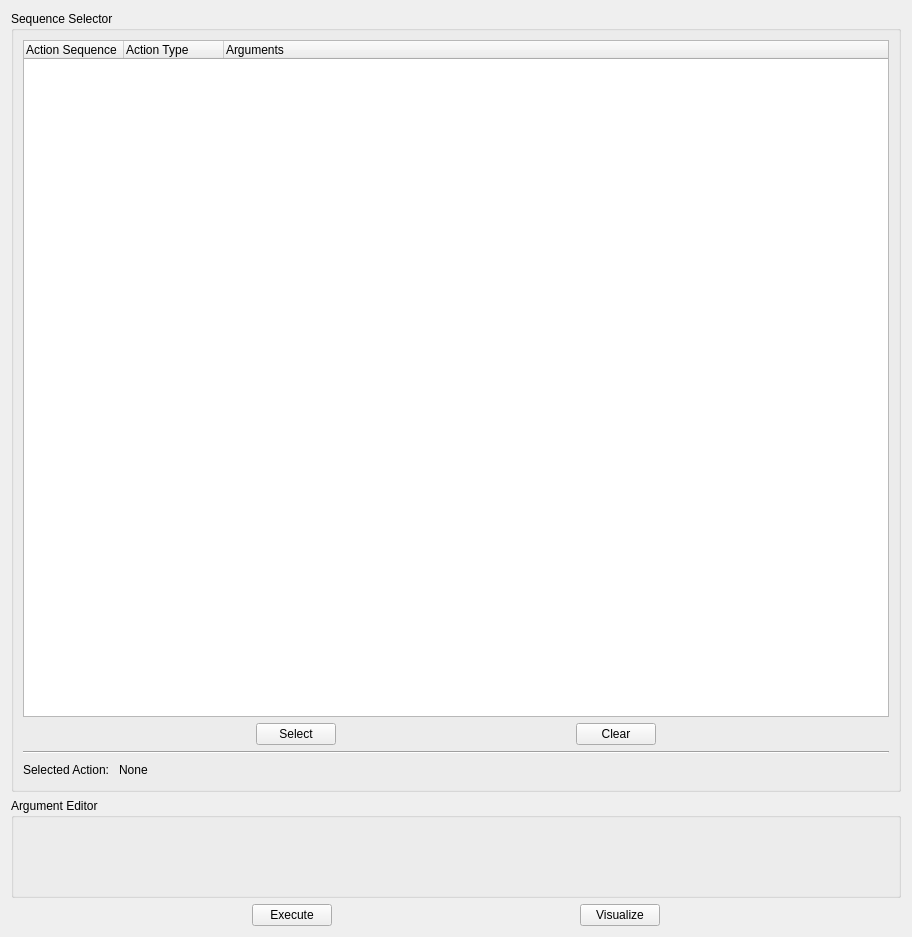
The window that software/ddapp/src/app/ddActionManager.ui (openhumanoids/oh-distro) describes before a commit, drawn with Qt 5.
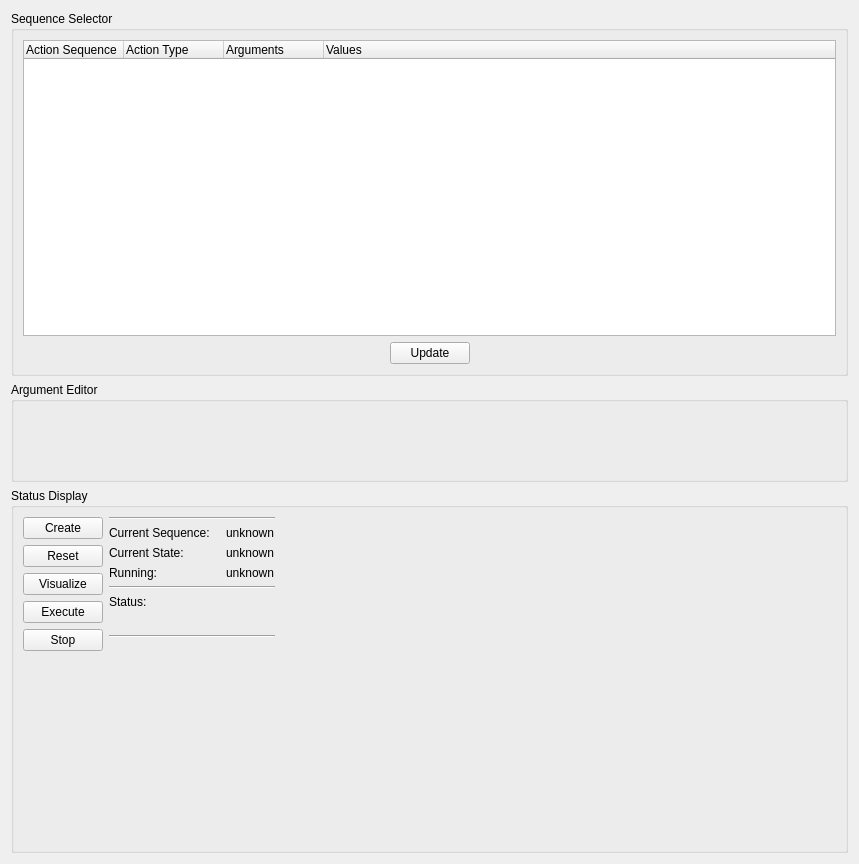
The same window after the commit.

Commit message: Updates to action manager and associated gui.  Vis mode working now for simple reach.  Committing to go do testing on robot.

Patch:
```diff
--- a/software/ddapp/src/app/ddActionManager.ui
+++ b/software/ddapp/src/app/ddActionManager.ui
@@ -6,14 +6,14 @@
    <rect>
     <x>0</x>
     <y>0</y>
-    <width>912</width>
-    <height>937</height>
+    <width>859</width>
+    <height>864</height>
    </rect>
   </property>
   <property name="windowTitle">
    <string>Action Sequence Controller</string>
   </property>
-  <layout class="QVBoxLayout" name="verticalLayout_3">
+  <layout class="QVBoxLayout" name="verticalLayout">
    <item>
     <widget class="QGroupBox" name="sequenceSelector">
      <property name="minimumSize">
@@ -25,7 +25,7 @@
      <property name="title">
       <string>Sequence Selector</string>
      </property>
-     <layout class="QVBoxLayout" name="verticalLayout_2">
+     <layout class="QVBoxLayout" name="verticalLayout_3">
       <item>
        <widget class="QTreeWidget" name="sequenceTree">
         <property name="minimumSize">
@@ -49,6 +49,11 @@
           <string>Arguments</string>
          </property>
         </column>
+        <column>
+         <property name="text">
+          <string>Values</string>
+         </property>
+        </column>
        </widget>
       </item>
       <item>
@@ -69,27 +74,7 @@
         <item>
          <widget class="QPushButton" name="selectButton">
           <property name="text">
-           <string>Select</string>
-          </property>
-         </widget>
-        </item>
-        <item>
-         <spacer name="horizontalSpacer_8">
-          <property name="orientation">
-           <enum>Qt::Horizontal</enum>
-          </property>
-          <property name="sizeHint" stdset="0">
-           <size>
-            <width>40</width>
-            <height>20</height>
-           </size>
-          </property>
-         </spacer>
-        </item>
-        <item>
-         <widget class="QPushButton" name="clearButton">
-          <property name="text">
-           <string>Clear</string>
+           <string>Update</string>
           </property>
          </widget>
         </item>
@@ -108,44 +93,6 @@
         </item>
        </layout>
       </item>
-      <item>
-       <widget class="Line" name="line_2">
-        <property name="orientation">
-         <enum>Qt::Horizontal</enum>
-        </property>
-       </widget>
-      </item>
-      <item>
-       <layout class="QHBoxLayout" name="horizontalLayout_5">
-        <item>
-         <widget class="QLabel" name="label_5">
-          <property name="text">
-           <string>Selected Action: </string>
-          </property>
-         </widget>
-        </item>
-        <item>
-         <widget class="QLabel" name="selectedAction">
-          <property name="text">
-           <string>None</string>
-          </property>
-         </widget>
-        </item>
-        <item>
-         <spacer name="horizontalSpacer_7">
-          <property name="orientation">
-           <enum>Qt::Horizontal</enum>
-          </property>
-          <property name="sizeHint" stdset="0">
-           <size>
-            <width>40</width>
-            <height>20</height>
-           </size>
-          </property>
-         </spacer>
-        </item>
-       </layout>
-      </item>
      </layout>
     </widget>
    </item>
@@ -164,39 +111,32 @@
     </widget>
    </item>
    <item>
-    <layout class="QHBoxLayout" name="horizontalLayout_2">
-     <item>
-      <spacer name="horizontalSpacer_2">
-       <property name="orientation">
-        <enum>Qt::Horizontal</enum>
-       </property>
-       <property name="sizeHint" stdset="0">
+    <widget class="QGroupBox" name="statusDisplay">
+     <property name="minimumSize">
         <size>
-         <width>40</width>
-         <height>20</height>
-        </size>
-       </property>
-      </spacer>
-     </item>
+       <width>360</width>
+       <height>100</height>
+      </size>
+     </property>
+     <property name="title">
+      <string>Status Display</string>
+     </property>
+     <layout class="QGridLayout" name="gridLayout_3">
+      <item row="0" column="0">
+       <layout class="QVBoxLayout" name="verticalLayout_2">
      <item>
-      <widget class="QPushButton" name="executeButton">
+         <widget class="QPushButton" name="createButton">
        <property name="text">
-        <string>Execute</string>
+           <string>Create</string>
        </property>
       </widget>
      </item>
      <item>
-      <spacer name="horizontalSpacer_3">
-       <property name="orientation">
-        <enum>Qt::Horizontal</enum>
-       </property>
-       <property name="sizeHint" stdset="0">
-        <size>
-         <width>40</width>
-         <height>20</height>
-        </size>
-       </property>
-      </spacer>
+         <widget class="QPushButton" name="resetButton">
+          <property name="text">
+           <string>Reset</string>
+          </property>
+         </widget>
      </item>
      <item>
       <widget class="QPushButton" name="visualizeButton">
@@ -206,7 +146,134 @@
       </widget>
      </item>
      <item>
-      <spacer name="horizontalSpacer_4">
+         <widget class="QPushButton" name="executeButton">
+          <property name="text">
+           <string>Execute</string>
+          </property>
+         </widget>
+        </item>
+        <item>
+         <widget class="QPushButton" name="stopButton">
+          <property name="text">
+           <string>Stop</string>
+          </property>
+         </widget>
+        </item>
+        <item>
+         <spacer name="verticalSpacer_2">
+          <property name="orientation">
+           <enum>Qt::Vertical</enum>
+          </property>
+          <property name="sizeHint" stdset="0">
+           <size>
+            <width>20</width>
+            <height>40</height>
+           </size>
+          </property>
+         </spacer>
+        </item>
+       </layout>
+      </item>
+      <item row="0" column="3">
+       <layout class="QVBoxLayout" name="verticalLayout_4">
+        <item>
+         <widget class="Line" name="line_3">
+          <property name="orientation">
+           <enum>Qt::Horizontal</enum>
+          </property>
+         </widget>
+        </item>
+        <item>
+         <layout class="QGridLayout" name="gridLayout">
+          <item row="1" column="1">
+           <widget class="QLabel" name="stateLabel">
+            <property name="text">
+             <string>unknown</string>
+            </property>
+           </widget>
+          </item>
+          <item row="0" column="1">
+           <widget class="QLabel" name="nameLabel">
+            <property name="text">
+             <string>unknown</string>
+            </property>
+           </widget>
+          </item>
+          <item row="1" column="0">
+           <widget class="QLabel" name="label_2">
+            <property name="text">
+             <string>Current State:</string>
+            </property>
+           </widget>
+          </item>
+          <item row="0" column="0">
+           <widget class="QLabel" name="label">
+            <property name="text">
+             <string>Current Sequence:   </string>
+            </property>
+           </widget>
+          </item>
+          <item row="2" column="0">
+           <widget class="QLabel" name="label_3">
+            <property name="text">
+             <string>Running:</string>
+            </property>
+           </widget>
+          </item>
+          <item row="2" column="1">
+           <widget class="QLabel" name="runningLabel">
+            <property name="text">
+             <string>unknown</string>
+            </property>
+           </widget>
+          </item>
+         </layout>
+        </item>
+        <item>
+         <widget class="Line" name="line">
+          <property name="orientation">
+           <enum>Qt::Horizontal</enum>
+          </property>
+         </widget>
+        </item>
+        <item>
+         <widget class="QLabel" name="label_4">
+          <property name="text">
+           <string>Status:</string>
+          </property>
+         </widget>
+        </item>
+        <item>
+         <widget class="QLabel" name="statusLabel">
+          <property name="text">
+           <string/>
+          </property>
+         </widget>
+        </item>
+        <item>
+         <widget class="Line" name="line_2">
+          <property name="orientation">
+           <enum>Qt::Horizontal</enum>
+          </property>
+         </widget>
+        </item>
+        <item>
+         <spacer name="verticalSpacer">
+          <property name="orientation">
+           <enum>Qt::Vertical</enum>
+          </property>
+          <property name="sizeHint" stdset="0">
+           <size>
+            <width>20</width>
+            <height>40</height>
+           </size>
+          </property>
+         </spacer>
+        </item>
+       </layout>
+      </item>
+      <item row="0" column="4">
+       <spacer name="horizontalSpacer_2">
        <property name="orientation">
         <enum>Qt::Horizontal</enum>
        </property>
@@ -219,6 +286,7 @@
       </spacer>
      </item>
     </layout>
+    </widget>
    </item>
   </layout>
  </widget>
```
Left out of the diff: 2 changed lines with no effect on the pictures. Lines whose indentation alone changed are shown as unchanged. The commit also changes 6 other files.
